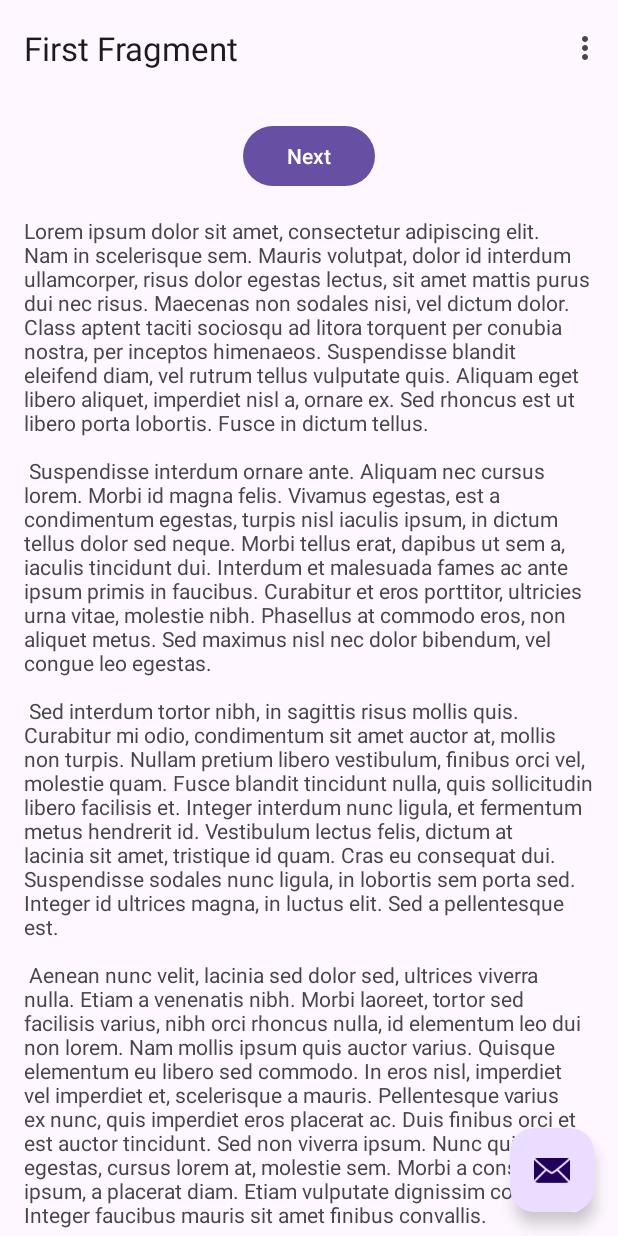
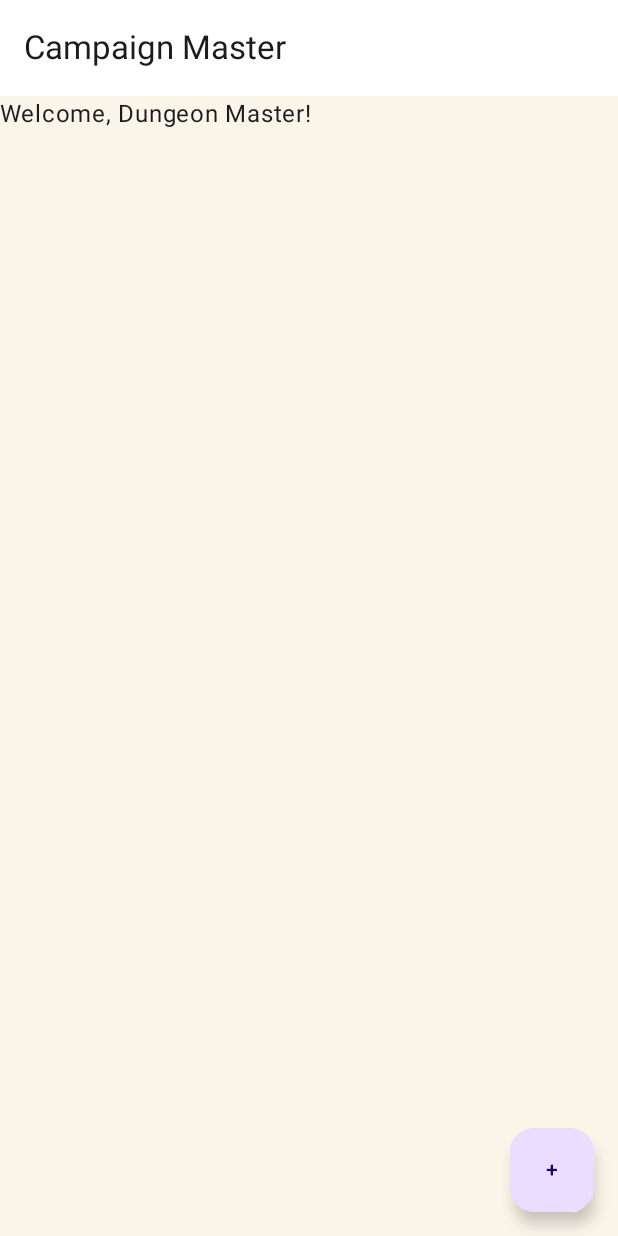
Before and after one commit to supertclank/Campaign-Master, an Android app built with Jetpack Compose: the screen it shows after launch (MainActivity), on a phone screen of 412 x 824 dp. Run offline under Robolectric (Android 15) with nearby library versions, the phone set to English and light mode, and no system bars.

Commit message:
Updated android studio and verisons
Also cleaned up unused files

```diff
--- a/app/src/main/AndroidManifest.xml
+++ b/app/src/main/AndroidManifest.xml
@@ -11,12 +11,11 @@
         android:label="@string/app_name"
         android:roundIcon="@mipmap/ic_launcher_round"
         android:supportsRtl="true"
-        android:theme="@style/Theme.Campaign_master"
+        android:theme="@style/Theme.CampaignMaster"
         >
         <activity
             android:name=".MainActivity"
-            android:exported="true"
-            android:theme="@style/Theme.Campaign_master">
+            android:exported="true">
             <intent-filter>
                 <action android:name="android.intent.action.MAIN" />
 
--- /dev/null
+++ b/app/src/main/java/com/example/campaign_master/CampaignMasterApp.kt
@@ -0,0 +1,40 @@
+package com.example.campaign_master
+
+import androidx.compose.foundation.layout.padding
+import androidx.compose.material3.*
+import androidx.compose.runtime.Composable
+import androidx.compose.ui.Modifier
+import androidx.compose.ui.tooling.preview.Preview
+import androidx.compose.ui.unit.dp
+import com.example.campaign_master.theme.CampaignMasterTheme
+
+@OptIn(ExperimentalMaterial3Api::class)
+@Composable
+fun CampaignMasterApp() {
+    Scaffold(
+        topBar = {
+            TopAppBar(
+                title = { Text("Campaign Master") }
+            )
+        },
+        floatingActionButton = {
+            FloatingActionButton(onClick = {
+            }) {
+                Text("+")
+            }
+        }
+    ) { innerPadding ->
+        Text(
+            text = "Welcome, Dungeon Master!",
+            modifier = Modifier.padding(innerPadding)
+        )
+    }
+}
+
+@Preview(showBackground = true)
+@Composable
+fun PreviewCampaignMasterApp() {
+    CampaignMasterTheme {
+        CampaignMasterApp()
+    }
+}
--- a/app/src/main/java/com/example/campaign_master/FirstFragment.kt
+++ /dev/null
@@ -1,44 +0,0 @@
-package com.example.campaign_master
-
-import android.os.Bundle
-import androidx.fragment.app.Fragment
-import android.view.LayoutInflater
-import android.view.View
-import android.view.ViewGroup
-import androidx.navigation.fragment.findNavController
-import com.example.campaign_master.databinding.FragmentFirstBinding
-
-/**
- * A simple [Fragment] subclass as the default destination in the navigation.
- */
-class FirstFragment : Fragment() {
-
-    private var _binding: FragmentFirstBinding? = null
-
-    // This property is only valid between onCreateView and
-    // onDestroyView.
-    private val binding get() = _binding!!
-
-    override fun onCreateView(
-        inflater: LayoutInflater, container: ViewGroup?,
-        savedInstanceState: Bundle?
-    ): View {
-
-        _binding = FragmentFirstBinding.inflate(inflater, container, false)
-        return binding.root
-
-    }
-
-    override fun onViewCreated(view: View, savedInstanceState: Bundle?) {
-        super.onViewCreated(view, savedInstanceState)
-
-        binding.buttonFirst.setOnClickListener {
-            findNavController().navigate(R.id.action_FirstFragment_to_SecondFragment)
-        }
-    }
-
-    override fun onDestroyView() {
-        super.onDestroyView()
-        _binding = null
-    }
-}
--- a/app/src/main/java/com/example/campaign_master/MainActivity.kt
+++ b/app/src/main/java/com/example/campaign_master/MainActivity.kt
@@ -1,62 +1,20 @@
 package com.example.campaign_master
 
 import android.os.Bundle
-import com.google.android.material.snackbar.Snackbar
-import androidx.appcompat.app.AppCompatActivity
-import androidx.navigation.findNavController
-import androidx.navigation.ui.AppBarConfiguration
-import androidx.navigation.ui.navigateUp
-import androidx.navigation.ui.setupActionBarWithNavController
-import android.view.Menu
-import android.view.MenuItem
-import com.example.campaign_master.databinding.ActivityMainBinding
+import androidx.activity.ComponentActivity
+import androidx.activity.compose.setContent
+import com.example.campaign_master.theme.CampaignMasterTheme
 import com.google.firebase.FirebaseApp
 
-class MainActivity : AppCompatActivity() {
-
-    private lateinit var appBarConfiguration: AppBarConfiguration
-    private lateinit var binding: ActivityMainBinding
-
+class MainActivity : ComponentActivity() {
     override fun onCreate(savedInstanceState: Bundle?) {
         super.onCreate(savedInstanceState)
         FirebaseApp.initializeApp(this)
 
-        binding = ActivityMainBinding.inflate(layoutInflater)
-        setContentView(binding.root)
-
-        setSupportActionBar(binding.toolbar)
-
-        val navController = findNavController(R.id.nav_host_fragment_content_main)
-        appBarConfiguration = AppBarConfiguration(navController.graph)
-        setupActionBarWithNavController(navController, appBarConfiguration)
-
-        binding.fab.setOnClickListener { view ->
-            Snackbar.make(view, "Replace with your own action", Snackbar.LENGTH_LONG)
-                .setAction("Action", null)
-                .setAnchorView(R.id.fab).show()
-        }
-
-    }
-
-    override fun onCreateOptionsMenu(menu: Menu): Boolean {
-        // Inflate the menu; this adds items to the action bar if it is present.
-        menuInflater.inflate(R.menu.menu_main, menu)
-        return true
-    }
-
-    override fun onOptionsItemSelected(item: MenuItem): Boolean {
-        // Handle action bar item clicks here. The action bar will
-        // automatically handle clicks on the Home/Up button, so long
-        // as you specify a parent activity in AndroidManifest.xml.
-        return when (item.itemId) {
-            R.id.action_settings -> true
-            else -> super.onOptionsItemSelected(item)
+        setContent {
+            CampaignMasterTheme {
+                CampaignMasterApp()
+            }
         }
     }
-
-    override fun onSupportNavigateUp(): Boolean {
-        val navController = findNavController(R.id.nav_host_fragment_content_main)
-        return navController.navigateUp(appBarConfiguration)
-                || super.onSupportNavigateUp()
-    }
 }
--- /dev/null
+++ b/app/src/main/java/com/example/campaign_master/theme/theme.kt
@@ -0,0 +1,46 @@
+// Theme.kt
+
+package com.example.campaign_master.theme
+
+import androidx.compose.foundation.isSystemInDarkTheme
+import androidx.compose.material3.*
+import androidx.compose.material3.lightColorScheme
+import androidx.compose.runtime.Composable
+import androidx.compose.ui.graphics.Color
+
+//Dark theme
+private val DarkColorScheme = darkColorScheme(
+    primary = Color(0xFFC2A878),
+    onPrimary = Color(0xFF1B1B1B),
+    secondary = Color(0xFF8F5D3F),
+    onSecondary = Color.White,
+    background = Color(0xFF121212),
+    surface = Color(0xFF1F1B16),
+    onSurface = Color(0xFFE1DED9),
+    error = Color(0xFFCF6679)
+)
+
+//light theme
+private val LightColorScheme = lightColorScheme(
+    primary = Color(0xFF6E4E2E),
+    onPrimary = Color.White,
+    secondary = Color(0xFFA67856),
+    onSecondary = Color(0xFF1B1B1B),
+    background = Color(0xFFFAF5E9),
+    surface = Color.White,
+    onSurface = Color(0xFF1B1B1B),
+    error = Color(0xFFB00020)
+)
+
+@Composable
+fun CampaignMasterTheme(
+    darkTheme: Boolean = isSystemInDarkTheme(),
+    content: @Composable () -> Unit
+) {
+    val colorScheme = if (darkTheme) DarkColorScheme else LightColorScheme
+
+    MaterialTheme(
+        colorScheme = colorScheme,
+        content = content
+    )
+}
--- a/app/src/main/res/layout/content_main.xml
+++ b/app/src/main/res/layout/content_main.xml
@@ -14,6 +14,5 @@
         app:layout_constraintBottom_toBottomOf="parent"
         app:layout_constraintEnd_toEndOf="parent"
         app:layout_constraintStart_toStartOf="parent"
-        app:layout_constraintTop_toTopOf="parent"
-        app:navGraph="@navigation/nav_graph" />
+        app:layout_constraintTop_toTopOf="parent"/>
 </androidx.constraintlayout.widget.ConstraintLayout>
--- a/app/src/main/res/layout/fragment_first.xml
+++ /dev/null
@@ -1,35 +0,0 @@
-<?xml version="1.0" encoding="utf-8"?>
-<androidx.core.widget.NestedScrollView xmlns:android="http://schemas.android.com/apk/res/android"
-    xmlns:app="http://schemas.android.com/apk/res-auto"
-    xmlns:tools="http://schemas.android.com/tools"
-    android:layout_width="match_parent"
-    android:layout_height="match_parent"
-    tools:context=".FirstFragment">
-
-    <androidx.constraintlayout.widget.ConstraintLayout
-        android:layout_width="match_parent"
-        android:layout_height="match_parent"
-        android:padding="16dp">
-
-        <Button
-            android:id="@+id/button_first"
-            android:layout_width="wrap_content"
-            android:layout_height="wrap_content"
-            android:text="@string/next"
-            app:layout_constraintBottom_toTopOf="@id/textview_first"
-            app:layout_constraintEnd_toEndOf="parent"
-            app:layout_constraintStart_toStartOf="parent"
-            app:layout_constraintTop_toTopOf="parent" />
-
-        <TextView
-            android:id="@+id/textview_first"
-            android:layout_width="wrap_content"
-            android:layout_height="wrap_content"
-            android:layout_marginTop="16dp"
-            android:text="@string/lorem_ipsum"
-            app:layout_constraintBottom_toBottomOf="parent"
-            app:layout_constraintEnd_toEndOf="parent"
-            app:layout_constraintStart_toStartOf="parent"
-            app:layout_constraintTop_toBottomOf="@id/button_first" />
-    </androidx.constraintlayout.widget.ConstraintLayout>
-</androidx.core.widget.NestedScrollView>
--- a/app/src/main/res/navigation/nav_graph.xml
+++ /dev/null
@@ -1,28 +0,0 @@
-<?xml version="1.0" encoding="utf-8"?>
-<navigation xmlns:android="http://schemas.android.com/apk/res/android"
-    xmlns:app="http://schemas.android.com/apk/res-auto"
-    xmlns:tools="http://schemas.android.com/tools"
-    android:id="@+id/nav_graph"
-    app:startDestination="@id/FirstFragment">
-
-    <fragment
-        android:id="@+id/FirstFragment"
-        android:name="com.example.campaign_master.FirstFragment"
-        android:label="@string/first_fragment_label"
-        tools:layout="@layout/fragment_first">
-
-        <action
-            android:id="@+id/action_FirstFragment_to_SecondFragment"
-            app:destination="@id/SecondFragment" />
-    </fragment>
-    <fragment
-        android:id="@+id/SecondFragment"
-        android:name="com.example.campaign_master.SecondFragment"
-        android:label="@string/second_fragment_label"
-        tools:layout="@layout/fragment_second">
-
-        <action
-            android:id="@+id/action_SecondFragment_to_FirstFragment"
-            app:destination="@id/FirstFragment" />
-    </fragment>
-</navigation>
--- a/app/src/main/res/values-night/themes.xml
+++ /dev/null
@@ -1,7 +0,0 @@
-<resources xmlns:tools="http://schemas.android.com/tools">
-    <!-- Base application theme. -->
-    <style name="Base.Theme.Campaign_master" parent="Theme.Material3.DayNight.NoActionBar">
-        <!-- Customize your dark theme here. -->
-        <!-- <item name="colorPrimary">@color/my_dark_primary</item> -->
-    </style>
-</resources>
--- a/app/src/main/res/values-v23/themes.xml
+++ /dev/null
@@ -1,9 +0,0 @@
-<resources xmlns:tools="http://schemas.android.com/tools">
-
-    <style name="Theme.Campaign_master" parent="Base.Theme.Campaign_master">
-        <!-- Transparent system bars for edge-to-edge. -->
-        <item name="android:navigationBarColor">@android:color/transparent</item>
-        <item name="android:statusBarColor">@android:color/transparent</item>
-        <item name="android:windowLightStatusBar">?attr/isLightTheme</item>
-    </style>
-</resources>
--- /dev/null
+++ b/app/src/main/res/values/CampaignMaster.xml
@@ -0,0 +1,4 @@
+<resources xmlns:tools="http://schemas.android.com/tools">
+    <style name="Theme.CampaignMaster" parent="Theme.Material3.DayNight.NoActionBar">
+    </style>
+</resources>
--- a/app/src/main/res/values/themes.xml
+++ /dev/null
@@ -1,9 +0,0 @@
-<resources xmlns:tools="http://schemas.android.com/tools">
-    <!-- Base application theme. -->
-    <style name="Base.Theme.Campaign_master" parent="Theme.Material3.DayNight.NoActionBar">
-        <!-- Customize your light theme here. -->
-        <!-- <item name="colorPrimary">@color/my_light_primary</item> -->
-    </style>
-
-    <style name="Theme.Campaign_master" parent="Base.Theme.Campaign_master" />
-</resources>
--- a/build.gradle.kts
+++ b/build.gradle.kts
@@ -1,6 +1,6 @@
-// Top-level build file where you can add configuration options common to all sub-projects/modules.
 plugins {
     alias(libs.plugins.android.application) apply false
     alias(libs.plugins.jetbrains.kotlin.android) apply false
+    id("org.jetbrains.kotlin.plugin.compose") version "2.2.0"
     id("com.google.gms.google-services") version "4.4.2" apply false
 }
```
Also changed, not shown: app/build.gradle.kts (+14 -3 lines), app/src/main/java/com/example/campaign_master/SecondFragment.kt (deleted, +0 -44 lines), app/src/main/res/layout/fragment_second.xml (deleted, +0 -35 lines), gradle/libs.versions.toml (+22 -6 lines), gradle/wrapper/gradle-wrapper.properties, 2 other files.
